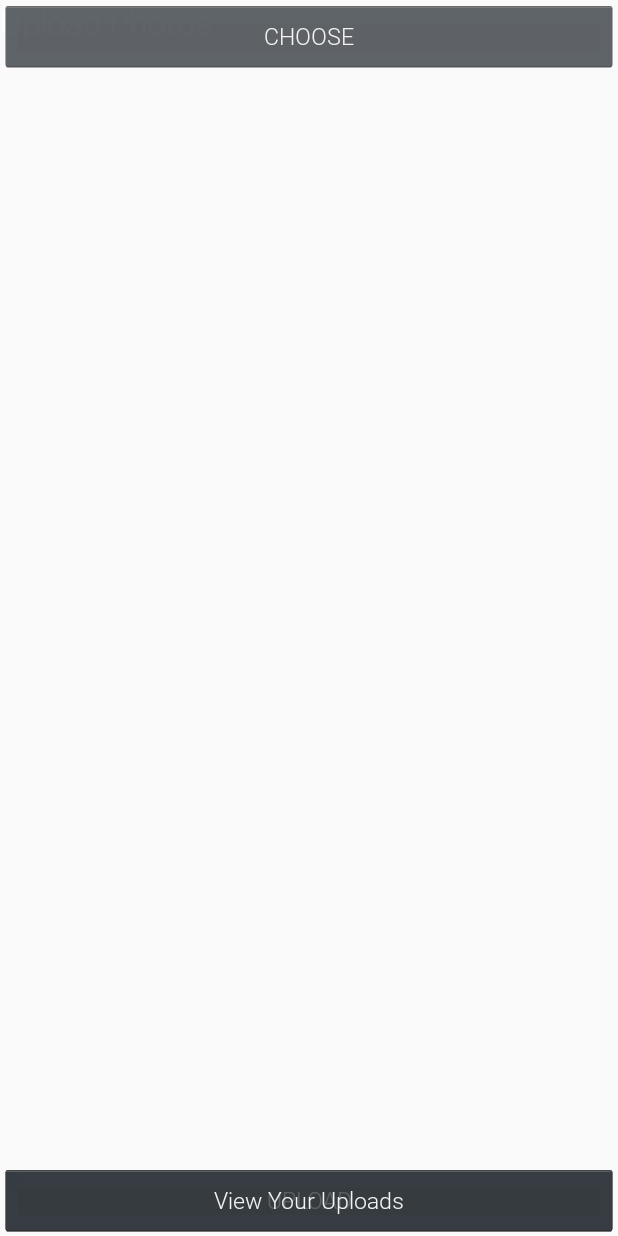
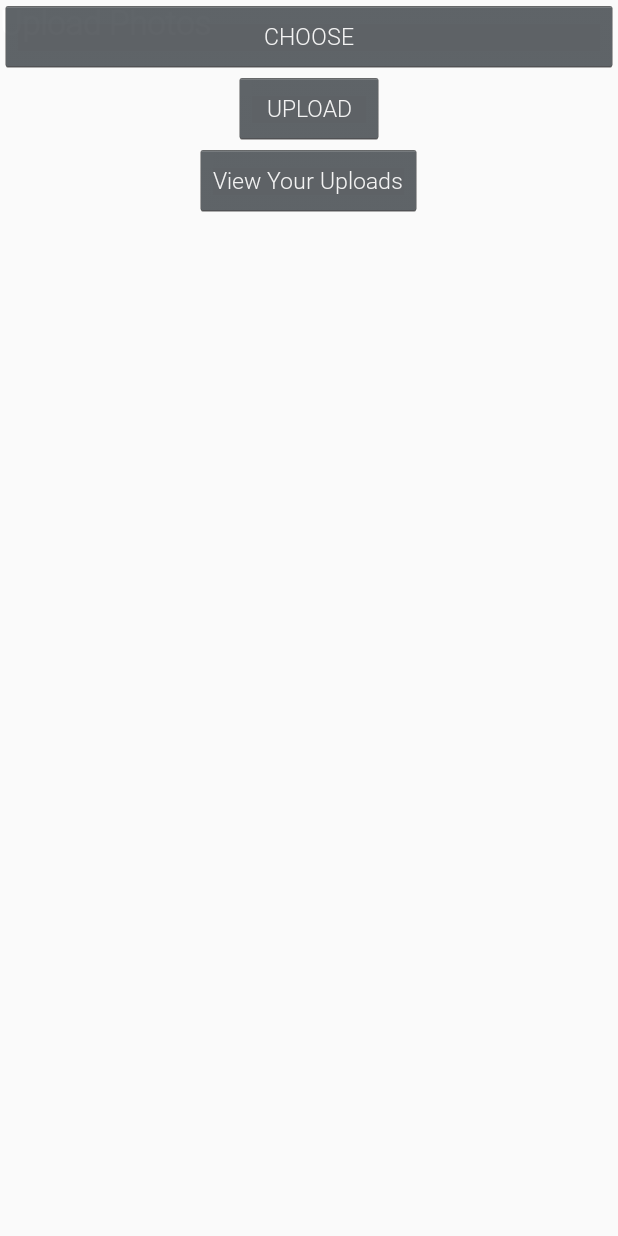
Before and after one commit to RupaliGoel/Sahayyam, an Android app: the UploadPhoto screen opened directly, with no data from a screen before it, on a phone screen of 412 x 824 dp. Run offline under Robolectric (Android 15) with nearby library versions, the phone set to English and light mode, and no system bars.

Commit message:
address in lv

```diff
--- a/app/src/main/java/com/example/rupali/sos/Emergency.java
+++ b/app/src/main/java/com/example/rupali/sos/Emergency.java
@@ -9,6 +9,7 @@ public class Emergency {
     public double Emergency_Lat;
     public double Emergency_Long;
     public double Emergency_Distance;
+    public String Emergency_Address;
 
     public double getEmergency_Distance(){
         return Emergency_Distance;
--- a/app/src/main/java/com/example/rupali/sos/EmergencyHistory.java
+++ b/app/src/main/java/com/example/rupali/sos/EmergencyHistory.java
@@ -141,6 +141,7 @@ public class EmergencyHistory extends Fragment {
                             emergency.Emergency_Image = json.getString("emer_image");
                             emergency.Emergency_Lat = lat;
                             emergency.Emergency_Long = lon;
+                            emergency.Emergency_Address = getCompleteAddressString(emergency.Emergency_Lat,emergency.Emergency_Long);
                             distance = getDistance(searchlat, searchlong, emergency.Emergency_Lat, emergency.Emergency_Long);
                             emergency.Emergency_Distance = distance;
                             //address = getAddress(getActivity().getApplicationContext(),lat,lon);
--- a/app/src/main/java/com/example/rupali/sos/EmergencyListAdapter.java
+++ b/app/src/main/java/com/example/rupali/sos/EmergencyListAdapter.java
@@ -78,7 +78,7 @@ public class EmergencyListAdapter extends BaseAdapter
             viewItem = (ViewItem) convertView.getTag();
         }
 
-        viewItem.EmerNameTextView.setText(emergency_list.get(position).Emergency_Name);
+        viewItem.EmerNameTextView.setText(emergency_list.get(position).Emergency_Id+". "+emergency_list.get(position).Emergency_Name);
 
         String image_url = emergency_list.get(position).Emergency_Image;
         System.out.println(image_url);
@@ -92,7 +92,7 @@ public class EmergencyListAdapter extends BaseAdapter
         }
 
         viewItem.EmerDistanceView.setText(String.valueOf((int)Math.round(emergency_list.get(position).Emergency_Distance))+" KM");
-        viewItem.EmerDescTextView.setText(emergency_list.get(position).Emergency_Desc);
+        viewItem.EmerDescTextView.setText(emergency_list.get(position).Emergency_Address);
         return convertView;
     }
 
--- a/app/src/main/java/com/example/rupali/sos/ManageEmergency.java
+++ b/app/src/main/java/com/example/rupali/sos/ManageEmergency.java
@@ -146,6 +146,7 @@ public class ManageEmergency extends Fragment {
                             lon = Double.parseDouble(json.getString("emer_place_long"));
                             emergency.Emergency_Lat = lat;
                             emergency.Emergency_Long = lon;
+                            emergency.Emergency_Address = getCompleteAddressString(emergency.Emergency_Lat,emergency.Emergency_Long);
                             distance = getDistance(searchlat, searchlong, emergency.Emergency_Lat, emergency.Emergency_Long);
                             emergency.Emergency_Distance = distance;
                             //address = getAddress(getActivity().getApplicationContext(),lat,lon);
--- a/app/src/main/java/com/example/rupali/sos/UploadPhoto.java
+++ b/app/src/main/java/com/example/rupali/sos/UploadPhoto.java
@@ -55,7 +55,7 @@ import org.apache.http.message.BasicNameValuePair;
 public class UploadPhoto extends AppCompatActivity{
     Bitmap bitmap;
     boolean check = true;
-    String message,userEmail;
+    String message,email;
     int success;
     String userChoosenTask, currentAddressOfUser;
     Button SelectImageGallery, UploadImageServer,ViewUploads;
@@ -63,7 +63,7 @@ public class UploadPhoto extends AppCompatActivity{
     ImageView ivImage;
     ProgressDialog progressDialog ;
     JSONParser jsonParser = new JSONParser();
-    String ServerUploadPath ="https://sahayyam.000webhostapp.com/uploadphoto.php" ;
+    String ServerUploadPath ="https://sahayyam.000webhostapp.com/uploadmultiple.php" ;
     @Override
     protected void onCreate(Bundle savedInstanceState) {
         super.onCreate(savedInstanceState);
@@ -207,14 +207,14 @@ public class UploadPhoto extends AppCompatActivity{
                 // Building Parameters
                 List<NameValuePair> params = new ArrayList<NameValuePair>();
 
-                params.add(new BasicNameValuePair("email", userEmail));
+                params.add(new BasicNameValuePair("email", email));
                 ivImage.buildDrawingCache();
                 Bitmap bitmap = ivImage.getDrawingCache();
                 ByteArrayOutputStream stream=new ByteArrayOutputStream();
                 bitmap.compress(Bitmap.CompressFormat.PNG,90,stream);
                 byte[] image = stream.toByteArray();
                 String img_str = Base64.encodeToString(image,0);
-                params.add(new BasicNameValuePair("emer_image",img_str));
+                params.add(new BasicNameValuePair("image",img_str));
                 // getting JSON Object
                 // Note that create user url accepts POST method
                 JSONObject json = jsonParser.makeHttpRequest(ServerUploadPath, "POST", params);
--- a/app/src/main/res/layout/activity_upload_photo.xml
+++ b/app/src/main/res/layout/activity_upload_photo.xml
@@ -1,9 +1,14 @@
 <?xml version="1.0" encoding="utf-8"?>
+<ScrollView android:id="@+id/scrollView1"
+    android:layout_width="match_parent"
+    android:layout_height="wrap_content"
+    xmlns:android="http://schemas.android.com/apk/res/android">
 <RelativeLayout xmlns:android="http://schemas.android.com/apk/res/android"
     xmlns:tools="http://schemas.android.com/tools"
     android:layout_width="match_parent"
     android:layout_height="match_parent"
     tools:context=".UploadPhoto">
+
         <TextView
             android:layout_width="wrap_content"
             android:layout_height="wrap_content"
@@ -23,21 +28,20 @@
             android:layout_alignParentStart="true" />
 
         <Button
-            android:layout_width="fill_parent"
+            android:id="@+id/buttonUpload"
+            android:layout_width="100dp"
             android:layout_height="wrap_content"
-            android:text="UPLOAD"
-            android:id="@+id/buttonUpload"
-            android:layout_alignParentBottom="true"
-            android:layout_alignParentLeft="true"
-            android:layout_alignParentStart="true" />
+            android:layout_below="@+id/buttonSelect"
+            android:layout_centerHorizontal="true"
+            android:text="UPLOAD" />
+
         <Button
-            android:layout_width="fill_parent"
+            android:id="@+id/viewUpload"
+            android:layout_width="wrap_content"
             android:layout_height="wrap_content"
-            android:text="View Your Uploads"
-            android:id="@+id/viewUpload"
-            android:layout_alignParentBottom="true"
-            android:layout_alignParentLeft="true"
-            android:layout_alignParentStart="true" />
+            android:layout_below="@+id/buttonUpload"
+            android:layout_centerHorizontal="true"
+            android:text="View Your Uploads" />
 
         <!--EditText
             android:layout_width="fill_parent"
@@ -78,4 +82,6 @@
             android:text="Add Photo" /-->
     <!--/LinearLayout-->
 
+
 </RelativeLayout>
+</ScrollView>
```
Also changed, not shown: app/src/main/java/com/example/rupali/sos/MainActivity.java (+9 -3 lines), app/src/main/java/com/example/rupali/sos/SearchEmergency.java (+5 -2 lines), app/src/main/java/com/example/rupali/sos/ViewUploads.java (+13 -1 lines).
